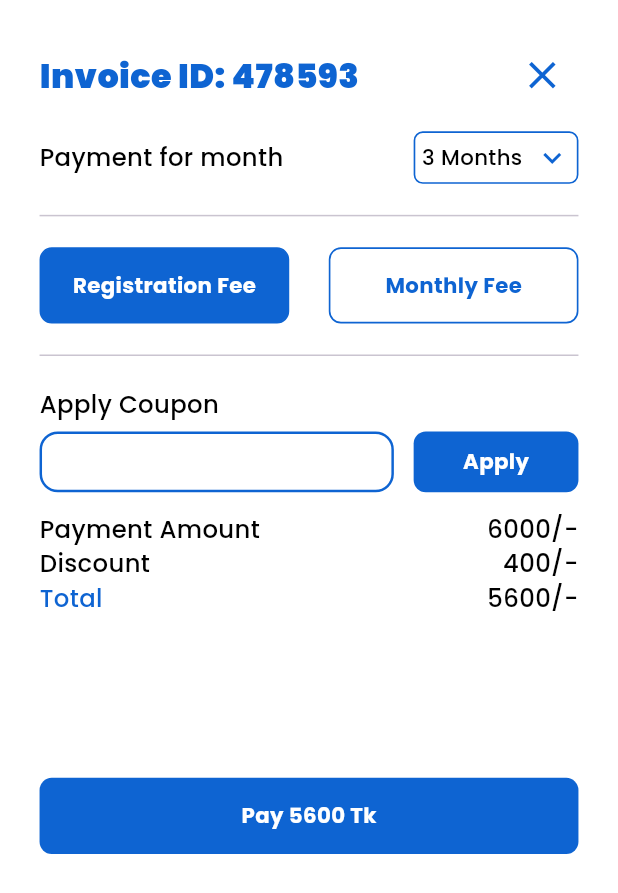
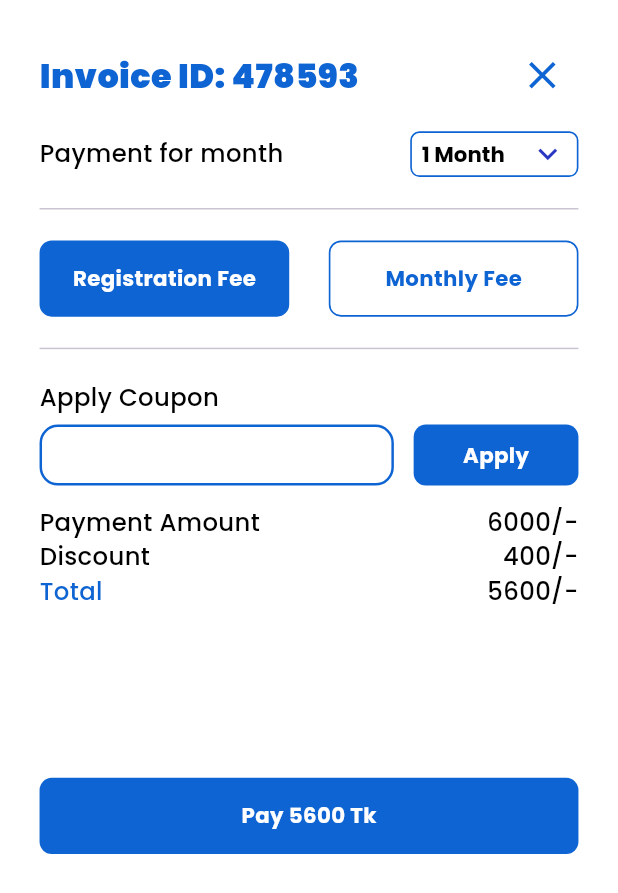
Before and after one commit to Ztrios/Learning-Management, a Flutter app: the PaymentBottomSheet widget shown alone on an empty page, opened directly, on a phone screen of 412 x 824 dp. Shown: the top 893 px of the screen. Run offline on Flutter 3.47's test engine with Material 3 defaults, Android fonts, the phone set to English and light mode, and no system bars; drawn by our look-alikes of toastification; our stand-ins replace awesome_notifications, better_player_plus, cached_network_image, dartz, date_picker_timeline, dio and 21 more; missing offline and left inert: defer_pointer, flutter_cached_pdfview, flutter_file_downloader; accounts and stored records are empty.

Commit message:
:sparkles: [Dropdown]: Dropdown implemented in payment bottom sheet completed.

```diff
--- a/lib/features/payments/presentation/pages/bottom_sheet/payment_bottom_sheet.dart
+++ b/lib/features/payments/presentation/pages/bottom_sheet/payment_bottom_sheet.dart
@@ -1,4 +1,5 @@
 import 'package:flutter/material.dart';
+import 'package:flutter_hooks/flutter_hooks.dart';
 import 'package:flutter_screenutil/flutter_screenutil.dart';
 import 'package:learning_management/core/utils/styles/app_colors.dart';
 import 'package:learning_management/core/utils/ui_helpers/spacing.dart';
@@ -19,12 +20,21 @@ void showPaymentBottomSheet(BuildContext context){
   );
 }
 
-class PaymentBottomSheet extends StatelessWidget {
+class PaymentBottomSheet extends HookWidget {
   const PaymentBottomSheet({super.key});
 
   @override
   Widget build(BuildContext context) {
 
+    final paymentDuration = useState<String>("1 Month");
+
+    final List<String> months = [
+      "1 Month",
+      "2 Months",
+      "3 Months",
+      "6 Months",
+      "12 Months"
+    ];
 
     final outlineBorder = OutlineInputBorder(
       borderRadius: radius12,
@@ -54,24 +64,35 @@ class PaymentBottomSheet extends StatelessWidget {
             mainAxisAlignment: MainAxisAlignment.spaceBetween,
             children: [
               titleText("Payment for month"),
-              InkWell(
-                onTap: () {},
-                child: Container(
-                  width: 100.w,
-                  padding: padding4,
-                  decoration: BoxDecoration(
-                    borderRadius: radius6,
-                    border: Border.all(width: 1.w, color: AppColors.blueLight),
-                  ),
-                  child: Row(
-                    mainAxisAlignment: MainAxisAlignment.spaceBetween,
-                    children: [
-                      Text("3 Months", style: AppTextStyles.titleSmall),
-                      Icon(Icons.keyboard_arrow_down, color: AppColors.blueLight),
-                    ],
+              Container(
+                height: 30.h,
+                padding: paddingH6,
+                decoration: BoxDecoration(
+                  borderRadius: radius6,
+                  border: Border.all(width: 1.w, color: AppColors.blueLight),
+                ),
+                child: DropdownButtonHideUnderline(
+                  child: DropdownButton<String>(
+                    value: paymentDuration.value,
+                    icon: Icon(Icons.keyboard_arrow_down, color: AppColors.deepBlue,
+                        size: 25.sp),
+                    dropdownColor: Colors.white,
+                    borderRadius: BorderRadius.circular(10.r),
+                    style: AppTextStyles.titleSmall.copyWith(fontWeight: FontWeight.bold),
+                    onChanged: (value) {
+                      if (value != null) {
+                        paymentDuration.value = value;
+                      }
+                    },
+                    items: months.map((item) {
+                      return DropdownMenuItem<String>(
+                        value: item,
+                        child: Text(item),
+                      );
+                    }).toList(),
                   ),
                 ),
-              ),
+              )
             ],
           ),
 
--- a/lib/features/payments/presentation/pages/payment_page.dart
+++ b/lib/features/payments/presentation/pages/payment_page.dart
@@ -22,7 +22,7 @@ class PaymentPage extends StatelessWidget {
   @override
   Widget build(BuildContext context) {
     return Scaffold(
-      drawer: CustomDrawer(),
+      endDrawer: CustomDrawer(),
       body: SafeArea(
         child: SizedBox(
           width: 1.sw,
@@ -31,7 +31,7 @@ class PaymentPage extends StatelessWidget {
             children: [
 
               SecondaryAppBar(
-                  title: "Payment"
+                  title: "Payment",
               ),
 
 
```
